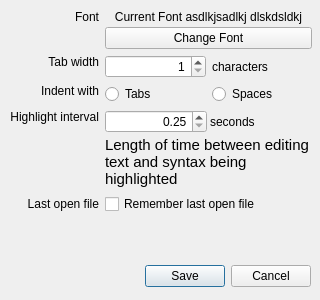
ali-rantakari/QarkDown, file src/preferencesdialog.ui: the form before one commit.
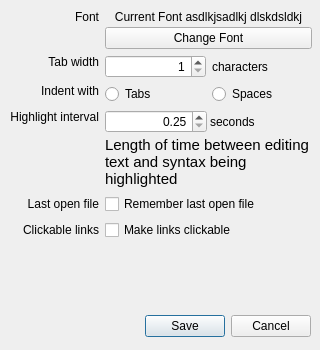
The form after the commit.

Commit message: Add preference for 'make links clickable'.

The edit to the form file:
```diff
--- a/src/preferencesdialog.ui
+++ b/src/preferencesdialog.ui
@@ -7,7 +7,7 @@
     <x>0</x>
     <y>0</y>
     <width>320</width>
-    <height>300</height>
+    <height>350</height>
    </rect>
   </property>
   <property name="sizePolicy">
@@ -19,13 +19,13 @@
   <property name="minimumSize">
    <size>
     <width>320</width>
-    <height>300</height>
+    <height>350</height>
    </size>
   </property>
   <property name="maximumSize">
    <size>
     <width>320</width>
-    <height>300</height>
+    <height>350</height>
    </size>
   </property>
   <property name="baseSize">
@@ -44,7 +44,7 @@
    <property name="geometry">
     <rect>
      <x>10</x>
-     <y>260</y>
+     <y>310</y>
      <width>301</width>
      <height>32</height>
     </rect>
@@ -62,7 +62,7 @@
      <x>10</x>
      <y>10</y>
      <width>302</width>
-     <height>241</height>
+     <height>291</height>
     </rect>
    </property>
    <layout class="QGridLayout" name="gridLayout">
@@ -128,7 +128,7 @@
       </property>
      </widget>
     </item>
-    <item row="5" column="0">
+    <item row="6" column="0">
      <spacer name="verticalSpacer">
       <property name="orientation">
        <enum>Qt::Vertical</enum>
@@ -269,6 +269,23 @@
       </property>
      </widget>
     </item>
+    <item row="5" column="0">
+     <widget class="QLabel" name="label_8">
+      <property name="text">
+       <string>Clickable links</string>
+      </property>
+      <property name="alignment">
+       <set>Qt::AlignRight|Qt::AlignTrailing|Qt::AlignVCenter</set>
+      </property>
+     </widget>
+    </item>
+    <item row="5" column="1">
+     <widget class="QCheckBox" name="linksClickableCheckBox">
+      <property name="text">
+       <string>Make links clickable</string>
+      </property>
+     </widget>
+    </item>
    </layout>
   </widget>
  </widget>
```
The commit also changes 5 other files.
